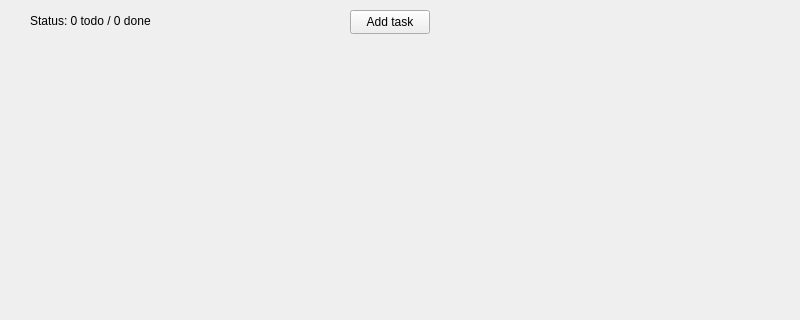
Old version of the form mainwindow.ui in the repository kaustuvpokharel/QT-Todo-desktopAPP; both pictures show x 0 to 800 and y 0 to 320 of the 800 by 600 pixel window.
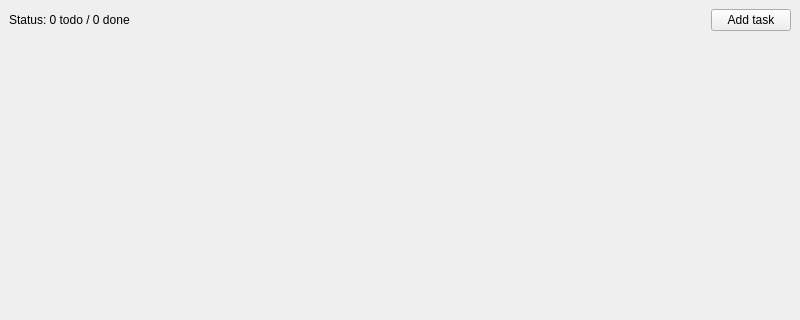
New version of the form.

The edit to the form file:
```diff
--- a/mainwindow.ui
+++ b/mainwindow.ui
@@ -14,32 +14,55 @@
    <string>MainWindow</string>
   </property>
   <widget class="QWidget" name="centralwidget">
+   <layout class="QVBoxLayout" name="verticalLayout">
+    <item>
+     <layout class="QHBoxLayout" name="horizontalLayout">
+      <item>
    <widget class="QLabel" name="statusLabel">
-    <property name="geometry">
-     <rect>
-      <x>30</x>
-      <y>10</y>
-      <width>121</width>
-      <height>21</height>
-     </rect>
-    </property>
     <property name="text">
      <string>Status: 0 todo / 0 done</string>
     </property>
    </widget>
+      </item>
+      <item>
+       <spacer name="horizontalSpacer">
+        <property name="orientation">
+         <enum>Qt::Horizontal</enum>
+        </property>
+        <property name="sizeHint" stdset="0">
+         <size>
+          <width>40</width>
+          <height>20</height>
+         </size>
+        </property>
+       </spacer>
+      </item>
+      <item>
    <widget class="QPushButton" name="addTaskButton">
-    <property name="geometry">
-     <rect>
-      <x>350</x>
-      <y>10</y>
-      <width>80</width>
-      <height>24</height>
-     </rect>
-    </property>
     <property name="text">
      <string>Add task</string>
     </property>
    </widget>
+      </item>
+     </layout>
+    </item>
+    <item>
+     <layout class="QVBoxLayout" name="tasksLayout"/>
+    </item>
+    <item>
+     <spacer name="verticalSpacer">
+      <property name="orientation">
+       <enum>Qt::Vertical</enum>
+      </property>
+      <property name="sizeHint" stdset="0">
+       <size>
+        <width>20</width>
+        <height>40</height>
+       </size>
+      </property>
+     </spacer>
+    </item>
+   </layout>
   </widget>
   <widget class="QMenuBar" name="menubar">
    <property name="geometry">
```
Left out of the diff: 2 changed lines with no effect on the pictures. Lines whose indentation alone changed are shown as unchanged.
